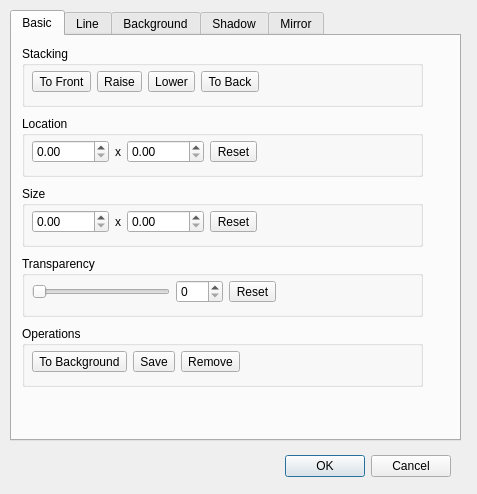
The window that src/items/GenericItemConfig.ui (google-code-export/dviz) describes before a commit, drawn with Qt 5.
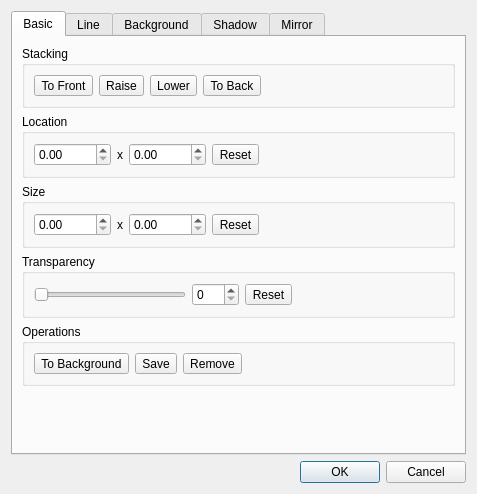
The same window after the commit. The open tabs and pages were chosen to show the change. Icons and pictures are not drawn.

Commit message: Integrated the background/outline settings from the GenericItemConfig dialog box into TextBoxContent, BoxContent, and VideoFileContent. Need to figure out why VideoFileContent isn't receiving new filenames from the BG tab - but that will be delt with later. Turned off sample buffers in glwidget for now until more feedback on the bug reported on the qt-interest mailing list about freezings when UI interaction with sample buffers enabled. Going home for the evening now - good night\!

```diff
--- a/src/items/GenericItemConfig.ui
+++ b/src/items/GenericItemConfig.ui
@@ -13,31 +13,9 @@
   <property name="windowTitle">
    <string>Item Properties</string>
   </property>
-  <widget class="QDialogButtonBox" name="buttonBox">
-   <property name="geometry">
-    <rect>
-     <x>10</x>
-     <y>450</y>
-     <width>441</width>
-     <height>32</height>
-    </rect>
-   </property>
-   <property name="orientation">
-    <enum>Qt::Horizontal</enum>
-   </property>
-   <property name="standardButtons">
-    <set>QDialogButtonBox::Cancel|QDialogButtonBox::Ok</set>
-   </property>
-  </widget>
+  <layout class="QVBoxLayout" name="verticalLayout_2">
+   <item>
   <widget class="QTabWidget" name="tabWidget">
-   <property name="geometry">
-    <rect>
-     <x>10</x>
-     <y>10</y>
-     <width>451</width>
-     <height>431</height>
-    </rect>
-   </property>
    <property name="tabPosition">
     <enum>QTabWidget::North</enum>
    </property>
@@ -45,7 +23,7 @@
     <enum>QTabWidget::Rounded</enum>
    </property>
    <property name="currentIndex">
-    <number>0</number>
+      <number>3</number>
    </property>
    <property name="usesScrollButtons">
     <bool>false</bool>
@@ -54,103 +32,14 @@
     <attribute name="title">
      <string>Basic</string>
     </attribute>
-    <widget class="QGroupBox" name="groupBox">
-     <property name="geometry">
-      <rect>
-       <x>10</x>
-       <y>80</y>
-       <width>401</width>
-       <height>61</height>
-      </rect>
-     </property>
-     <property name="title">
-      <string>Location</string>
-     </property>
-     <widget class="QWidget" name="layoutWidget_3">
-      <property name="geometry">
-       <rect>
-        <x>10</x>
-        <y>20</y>
-        <width>381</width>
-        <height>31</height>
-       </rect>
-      </property>
-      <layout class="QGridLayout" name="gridLayout_3">
-       <item row="0" column="1">
-        <widget class="QLabel" name="label_5">
-         <property name="text">
-          <string>x</string>
-         </property>
-         <property name="alignment">
-          <set>Qt::AlignCenter</set>
-         </property>
-        </widget>
-       </item>
-       <item row="0" column="2">
-        <widget class="QDoubleSpinBox" name="locationY">
-         <property name="maximum">
-          <double>10000.000000000000000</double>
-         </property>
-        </widget>
-       </item>
-       <item row="0" column="0">
-        <widget class="QDoubleSpinBox" name="locationX">
-         <property name="maximum">
-          <double>10000.000000000000000</double>
-         </property>
-        </widget>
-       </item>
-       <item row="0" column="4">
-        <spacer name="horizontalSpacer_8">
-         <property name="orientation">
-          <enum>Qt::Horizontal</enum>
-         </property>
-         <property name="sizeHint" stdset="0">
-          <size>
-           <width>40</width>
-           <height>20</height>
-          </size>
-         </property>
-        </spacer>
-       </item>
-       <item row="0" column="3">
-        <widget class="QToolButton" name="locationReset">
-         <property name="text">
-          <string>Reset</string>
-         </property>
-         <property name="icon">
-          <iconset>
-           <normaloff>:/data/action-delete.png</normaloff>:/data/action-delete.png</iconset>
-         </property>
-         <property name="toolButtonStyle">
-          <enum>Qt::ToolButtonTextBesideIcon</enum>
-         </property>
-        </widget>
-       </item>
-      </layout>
-     </widget>
-    </widget>
+      <layout class="QVBoxLayout" name="verticalLayout_3">
+       <item>
     <widget class="QGroupBox" name="groupBox_2">
-     <property name="geometry">
-      <rect>
-       <x>10</x>
-       <y>10</y>
-       <width>401</width>
-       <height>61</height>
-      </rect>
-     </property>
      <property name="title">
       <string>Stacking</string>
      </property>
-     <widget class="QWidget" name="layoutWidget">
-      <property name="geometry">
-       <rect>
-        <x>10</x>
-        <y>20</y>
-        <width>381</width>
-        <height>31</height>
-       </rect>
-      </property>
+         <layout class="QVBoxLayout" name="verticalLayout_8">
+          <item>
       <layout class="QGridLayout" name="gridLayout">
        <item row="0" column="0">
         <widget class="QToolButton" name="front">
@@ -222,74 +111,44 @@
         </spacer>
        </item>
       </layout>
-     </widget>
-    </widget>
-    <widget class="QGroupBox" name="groupBox_3">
-     <property name="geometry">
-      <rect>
-       <x>10</x>
-       <y>290</y>
-       <width>401</width>
-       <height>61</height>
-      </rect>
-     </property>
+          </item>
+         </layout>
+        </widget>
+       </item>
+       <item>
+        <widget class="QGroupBox" name="groupBox">
      <property name="title">
-      <string>Operations</string>
-     </property>
-     <widget class="QWidget" name="layoutWidget_2">
-      <property name="geometry">
-       <rect>
-        <x>10</x>
-        <y>20</y>
-        <width>381</width>
-        <height>31</height>
-       </rect>
-      </property>
-      <layout class="QGridLayout" name="gridLayout_2">
-       <item row="0" column="0">
-        <widget class="QToolButton" name="background">
-         <property name="text">
-          <string>To Background</string>
-         </property>
-         <property name="icon">
-          <iconset>
-           <normaloff>:/data/fotowall.png</normaloff>:/data/fotowall.png</iconset>
-         </property>
-         <property name="toolButtonStyle">
-          <enum>Qt::ToolButtonTextBesideIcon</enum>
-         </property>
-        </widget>
-       </item>
+          <string>Location</string>
+         </property>
+         <layout class="QVBoxLayout" name="verticalLayout_7">
+          <item>
+           <layout class="QGridLayout" name="gridLayout_3">
        <item row="0" column="1">
-        <widget class="QToolButton" name="save">
+             <widget class="QLabel" name="label_5">
          <property name="text">
-          <string>Save</string>
-         </property>
-         <property name="icon">
-          <iconset>
-           <normaloff>:/data/action-save.png</normaloff>:/data/action-save.png</iconset>
-         </property>
-         <property name="toolButtonStyle">
-          <enum>Qt::ToolButtonTextBesideIcon</enum>
+               <string>x</string>
+              </property>
+              <property name="alignment">
+               <set>Qt::AlignCenter</set>
          </property>
         </widget>
        </item>
        <item row="0" column="2">
-        <widget class="QToolButton" name="del">
-         <property name="text">
-          <string>Remove</string>
-         </property>
-         <property name="icon">
-          <iconset>
-           <normaloff>:/data/action-delete.png</normaloff>:/data/action-delete.png</iconset>
-         </property>
-         <property name="toolButtonStyle">
-          <enum>Qt::ToolButtonTextBesideIcon</enum>
-         </property>
-        </widget>
-       </item>
-       <item row="0" column="3">
-        <spacer name="horizontalSpacer_6">
+             <widget class="QDoubleSpinBox" name="locationY">
+              <property name="maximum">
+               <double>10000.000000000000000</double>
+              </property>
+             </widget>
+            </item>
+            <item row="0" column="0">
+             <widget class="QDoubleSpinBox" name="locationX">
+              <property name="maximum">
+               <double>10000.000000000000000</double>
+              </property>
+             </widget>
+            </item>
+            <item row="0" column="4">
+             <spacer name="horizontalSpacer_8">
          <property name="orientation">
           <enum>Qt::Horizontal</enum>
          </property>
@@ -301,30 +160,32 @@
          </property>
         </spacer>
        </item>
-      </layout>
-     </widget>
-    </widget>
+            <item row="0" column="3">
+             <widget class="QToolButton" name="locationReset">
+              <property name="text">
+               <string>Reset</string>
+              </property>
+              <property name="icon">
+               <iconset>
+                <normaloff>:/data/action-delete.png</normaloff>:/data/action-delete.png</iconset>
+              </property>
+              <property name="toolButtonStyle">
+               <enum>Qt::ToolButtonTextBesideIcon</enum>
+              </property>
+             </widget>
+            </item>
+           </layout>
+          </item>
+         </layout>
+        </widget>
+       </item>
+       <item>
     <widget class="QGroupBox" name="groupBox_4">
-     <property name="geometry">
-      <rect>
-       <x>10</x>
-       <y>150</y>
-       <width>401</width>
-       <height>61</height>
-      </rect>
-     </property>
      <property name="title">
       <string>Size</string>
      </property>
-     <widget class="QWidget" name="layoutWidget_7">
-      <property name="geometry">
-       <rect>
-        <x>10</x>
-        <y>20</y>
-        <width>381</width>
-        <height>31</height>
-       </rect>
-      </property>
+         <layout class="QVBoxLayout" name="verticalLayout_6">
+          <item>
       <layout class="QGridLayout" name="sizeGridLayout">
        <item row="0" column="1">
         <widget class="QLabel" name="label_9">
@@ -378,29 +239,17 @@
         </widget>
        </item>
       </layout>
-     </widget>
-    </widget>
+          </item>
+         </layout>
+        </widget>
+       </item>
+       <item>
     <widget class="QGroupBox" name="groupBox_5">
-     <property name="geometry">
-      <rect>
-       <x>10</x>
-       <y>220</y>
-       <width>401</width>
-       <height>61</height>
-      </rect>
-     </property>
      <property name="title">
       <string>Transparency</string>
      </property>
-     <widget class="QWidget" name="layoutWidget_8">
-      <property name="geometry">
-       <rect>
-        <x>10</x>
-        <y>20</y>
-        <width>381</width>
-        <height>31</height>
-       </rect>
-      </property>
+         <layout class="QVBoxLayout" name="verticalLayout_5">
+          <item>
       <layout class="QGridLayout" name="gridLayout_7">
        <item row="0" column="2">
         <widget class="QToolButton" name="opacityReset">
@@ -447,23 +296,120 @@
         </widget>
        </item>
       </layout>
-     </widget>
-    </widget>
+          </item>
+         </layout>
+        </widget>
+       </item>
+       <item>
+        <widget class="QGroupBox" name="groupBox_3">
+         <property name="title">
+          <string>Operations</string>
+         </property>
+         <layout class="QVBoxLayout" name="verticalLayout_4">
+          <item>
+           <layout class="QGridLayout" name="gridLayout_2">
+            <item row="0" column="0">
+             <widget class="QToolButton" name="background">
+              <property name="text">
+               <string>To Background</string>
+              </property>
+              <property name="icon">
+               <iconset>
+                <normaloff>:/data/fotowall.png</normaloff>:/data/fotowall.png</iconset>
+              </property>
+              <property name="toolButtonStyle">
+               <enum>Qt::ToolButtonTextBesideIcon</enum>
+              </property>
+             </widget>
+            </item>
+            <item row="0" column="1">
+             <widget class="QToolButton" name="save">
+              <property name="text">
+               <string>Save</string>
+              </property>
+              <property name="icon">
+               <iconset>
+                <normaloff>:/data/action-save.png</normaloff>:/data/action-save.png</iconset>
+              </property>
+              <property name="toolButtonStyle">
+               <enum>Qt::ToolButtonTextBesideIcon</enum>
+              </property>
+             </widget>
+            </item>
+            <item row="0" column="2">
+             <widget class="QToolButton" name="del">
+              <property name="text">
+               <string>Remove</string>
+              </property>
+              <property name="icon">
+               <iconset>
+                <normaloff>:/data/action-delete.png</normaloff>:/data/action-delete.png</iconset>
+              </property>
+              <property name="toolButtonStyle">
+               <enum>Qt::ToolButtonTextBesideIcon</enum>
+              </property>
+             </widget>
+            </item>
+            <item row="0" column="3">
+             <spacer name="horizontalSpacer_6">
+              <property name="orientation">
+               <enum>Qt::Horizontal</enum>
+              </property>
+              <property name="sizeHint" stdset="0">
+               <size>
+                <width>40</width>
+                <height>20</height>
+               </size>
+              </property>
+             </spacer>
+            </item>
+           </layout>
+          </item>
+         </layout>
+        </widget>
+       </item>
+       <item>
+        <spacer name="verticalSpacer_2">
+         <property name="orientation">
+          <enum>Qt::Vertical</enum>
+         </property>
+         <property name="sizeHint" stdset="0">
+          <size>
+           <width>20</width>
+           <height>40</height>
+          </size>
+         </property>
+        </spacer>
+       </item>
+      </layout>
    </widget>
    <widget class="QWidget" name="outlineTab">
     <attribute name="title">
      <string>Line</string>
     </attribute>
-    <widget class="QWidget" name="formLayoutWidget">
-     <property name="geometry">
-      <rect>
-       <x>50</x>
-       <y>70</y>
-       <width>311</width>
-       <height>51</height>
-      </rect>
-     </property>
+      <layout class="QVBoxLayout" name="verticalLayout_9">
+       <item>
+        <widget class="QRadioButton" name="outlineNone">
+         <property name="text">
+          <string>No Outline</string>
+         </property>
+        </widget>
+       </item>
+       <item>
+        <widget class="QRadioButton" name="outlineSolid">
+         <property name="text">
+          <string>Solid Color</string>
+         </property>
+         <property name="checked">
+          <bool>true</bool>
+         </property>
+        </widget>
+       </item>
+       <item>
      <layout class="QFormLayout" name="formLayout">
+         <property name="fieldGrowthPolicy">
+          <enum>QFormLayout::ExpandingFieldsGrow</enum>
+         </property>
       <property name="labelAlignment">
        <set>Qt::AlignLeading|Qt::AlignLeft|Qt::AlignVCenter</set>
       </property>
@@ -488,63 +434,23 @@
        <widget class="QDoubleSpinBox" name="outlineBox"/>
       </item>
      </layout>
-    </widget>
-    <widget class="QRadioButton" name="outlineNone">
-     <property name="geometry">
-      <rect>
-       <x>30</x>
-       <y>20</y>
-       <width>95</width>
-       <height>22</height>
-      </rect>
-     </property>
-     <property name="text">
-      <string>No Outline</string>
-     </property>
-    </widget>
-    <widget class="QRadioButton" name="outlineSolid">
-     <property name="geometry">
-      <rect>
-       <x>30</x>
-       <y>40</y>
-       <width>95</width>
-       <height>22</height>
-      </rect>
-     </property>
-     <property name="text">
-      <string>Solid Color</string>
-     </property>
-     <property name="checked">
-      <bool>true</bool>
-     </property>
-    </widget>
+       </item>
+      </layout>
    </widget>
    <widget class="QWidget" name="backgroundTab">
     <attribute name="title">
      <string>Background</string>
     </attribute>
+      <layout class="QVBoxLayout" name="verticalLayout_10">
+       <item>
     <widget class="QRadioButton" name="bgNone">
-     <property name="geometry">
-      <rect>
-       <x>30</x>
-       <y>20</y>
-       <width>131</width>
-       <height>22</height>
-      </rect>
-     </property>
      <property name="text">
       <string>No Background</string>
      </property>
     </widget>
+       </item>
+       <item>
     <widget class="QRadioButton" name="bgColor">
-     <property name="geometry">
-      <rect>
-       <x>30</x>
-       <y>40</y>
-       <width>95</width>
-       <height>22</height>
-      </rect>
-     </property>
      <property name="text">
       <string>Solid Color</string>
      </property>
@@ -552,64 +458,31 @@
       <bool>true</bool>
      </property>
     </widget>
-    <widget class="QWidget" name="solidColorPlaceholder" native="true">
-     <property name="geometry">
-      <rect>
-       <x>50</x>
-       <y>60</y>
-       <width>361</width>
-       <height>31</height>
-      </rect>
-     </property>
-    </widget>
+       </item>
+       <item>
+        <layout class="QHBoxLayout" name="bgColorPickerLayout"/>
+       </item>
+       <item>
     <widget class="QRadioButton" name="bgGradient">
-     <property name="geometry">
-      <rect>
-       <x>30</x>
-       <y>90</y>
-       <width>95</width>
-       <height>22</height>
-      </rect>
-     </property>
      <property name="text">
       <string>Gradient Fill</string>
      </property>
     </widget>
-    <widget class="QComboBox" name="gradientSelector">
-     <property name="geometry">
-      <rect>
-       <x>50</x>
-       <y>110</y>
-       <width>361</width>
-       <height>22</height>
-      </rect>
-     </property>
-    </widget>
+       </item>
+       <item>
+        <widget class="QComboBox" name="gradientSelector"/>
+       </item>
+       <item>
     <widget class="QRadioButton" name="bgImage">
-     <property name="geometry">
-      <rect>
-       <x>30</x>
-       <y>140</y>
-       <width>141</width>
-       <height>22</height>
-      </rect>
-     </property>
      <property name="text">
       <string>Picture from File</string>
      </property>
     </widget>
-    <widget class="QWidget" name="gridLayoutWidget">
-     <property name="geometry">
-      <rect>
-       <x>50</x>
-       <y>160</y>
-       <width>361</width>
-       <height>91</height>
-      </rect>
-     </property>
+       </item>
+       <item>
      <layout class="QGridLayout" name="gridLayout_8">
       <item row="1" column="0">
-       <widget class="QLineEdit" name="imageFilenamebox"/>
+          <widget class="QLineEdit" name="imageFilenameBox"/>
       </item>
       <item row="2" column="0" rowspan="2" colspan="2">
        <widget class="QWidget" name="imagePreviewWidget" native="true"/>
@@ -622,29 +495,15 @@
        </widget>
       </item>
      </layout>
-    </widget>
+       </item>
+       <item>
     <widget class="QRadioButton" name="bgVideo">
-     <property name="geometry">
-      <rect>
-       <x>30</x>
-       <y>260</y>
-       <width>141</width>
-       <height>22</height>
-      </rect>
-     </property>
      <property name="text">
       <string>Video from File</string>
      </property>
     </widget>
-    <widget class="QWidget" name="gridLayoutWidget_2">
-     <property name="geometry">
-      <rect>
-       <x>50</x>
-       <y>280</y>
-       <width>361</width>
-       <height>111</height>
-      </rect>
-     </property>
+       </item>
+       <item>
      <layout class="QGridLayout" name="gridLayout_9">
       <item row="1" column="1">
        <widget class="QPushButton" name="videoBrowseButton">
@@ -684,21 +543,29 @@
        <widget class="QLineEdit" name="videoFilenameBox"/>
       </item>
      </layout>
-    </widget>
+       </item>
+       <item>
+        <spacer name="verticalSpacer_3">
+         <property name="orientation">
+          <enum>Qt::Vertical</enum>
+         </property>
+         <property name="sizeHint" stdset="0">
+          <size>
+           <width>20</width>
+           <height>40</height>
+          </size>
+         </property>
+        </spacer>
+       </item>
+      </layout>
    </widget>
    <widget class="QWidget" name="shadowTab">
     <attribute name="title">
      <string>Shadow</string>
     </attribute>
+      <layout class="QVBoxLayout" name="verticalLayout_11">
+       <item>
     <widget class="QRadioButton" name="shadowNone">
-     <property name="geometry">
-      <rect>
-       <x>30</x>
-       <y>20</y>
-       <width>95</width>
-       <height>22</height>
-      </rect>
-     </property>
      <property name="text">
       <string>No Shadow</string>
      </property>
@@ -706,28 +573,15 @@
       <bool>true</bool>
      </property>
     </widget>
+       </item>
+       <item>
     <widget class="QRadioButton" name="shadowSolid">
-     <property name="geometry">
-      <rect>
-       <x>30</x>
-       <y>40</y>
-       <width>121</width>
-       <height>22</height>
-      </rect>
-     </property>
      <property name="text">
       <string>Solid Shadow</string>
      </property>
     </widget>
-    <widget class="QWidget" name="formLayoutWidget_2">
-     <property name="geometry">
-      <rect>
-       <x>50</x>
-       <y>70</y>
-       <width>311</width>
-       <height>51</height>
-      </rect>
-     </property>
+       </item>
+       <item>
      <layout class="QFormLayout" name="formLayout_2">
       <property name="labelAlignment">
        <set>Qt::AlignLeading|Qt::AlignLeft|Qt::AlignVCenter</set>
@@ -750,24 +604,19 @@
        </widget>
       </item>
       <item row="1" column="1">
-       <widget class="QDoubleSpinBox" name="shadowOffsetbox"/>
-      </item>
-     </layout>
-    </widget>
+          <widget class="QDoubleSpinBox" name="shadowOffsetBox"/>
+         </item>
+        </layout>
+       </item>
+      </layout>
    </widget>
    <widget class="QWidget" name="reflectionTab">
     <attribute name="title">
      <string>Mirror</string>
     </attribute>
+      <layout class="QVBoxLayout" name="verticalLayout_12">
+       <item>
     <widget class="QRadioButton" name="reflectionNone">
-     <property name="geometry">
-      <rect>
-       <x>30</x>
-       <y>20</y>
-       <width>111</width>
-       <height>22</height>
-      </rect>
-     </property>
      <property name="text">
       <string>No Reflection</string>
      </property>
@@ -775,28 +624,15 @@
       <bool>true</bool>
      </property>
     </widget>
+       </item>
+       <item>
     <widget class="QRadioButton" name="reflectionEnabled">
-     <property name="geometry">
-      <rect>
-       <x>30</x>
-       <y>40</y>
-       <width>141</width>
-       <height>22</height>
-      </rect>
-     </property>
      <property name="text">
       <string>Fancy Reflection</string>
      </property>
     </widget>
-    <widget class="QWidget" name="formLayoutWidget_3">
-     <property name="geometry">
-      <rect>
-       <x>50</x>
-       <y>70</y>
-       <width>311</width>
-       <height>31</height>
-      </rect>
-     </property>
+       </item>
+       <item>
      <layout class="QFormLayout" name="formLayout_3">
       <property name="fieldGrowthPolicy">
        <enum>QFormLayout::ExpandingFieldsGrow</enum>
@@ -812,9 +648,22 @@
        <widget class="QDoubleSpinBox" name="mirrorOffset"/>
       </item>
      </layout>
-    </widget>
-   </widget>
-  </widget>
+       </item>
+      </layout>
+     </widget>
+    </widget>
+   </item>
+   <item>
+    <widget class="QDialogButtonBox" name="buttonBox">
+     <property name="orientation">
+      <enum>Qt::Horizontal</enum>
+     </property>
+     <property name="standardButtons">
+      <set>QDialogButtonBox::Cancel|QDialogButtonBox::Ok</set>
+     </property>
+    </widget>
+   </item>
+  </layout>
  </widget>
  <resources/>
  <connections>
```
Lines whose indentation alone changed are shown as unchanged. The commit also changes 14 other files.
